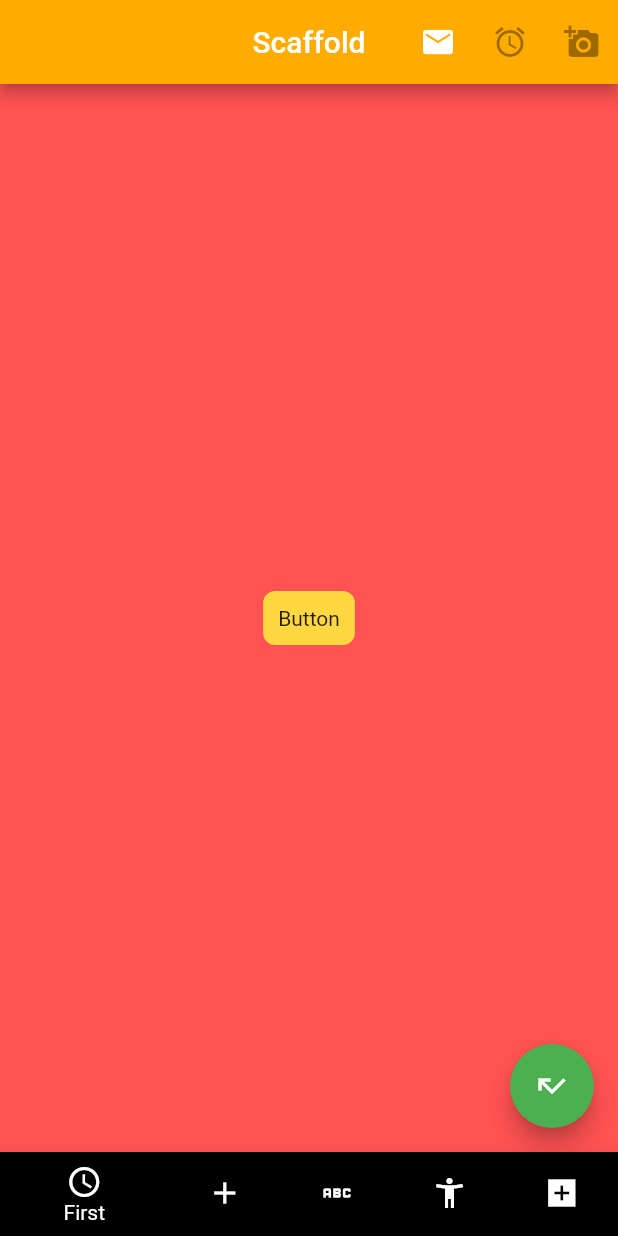
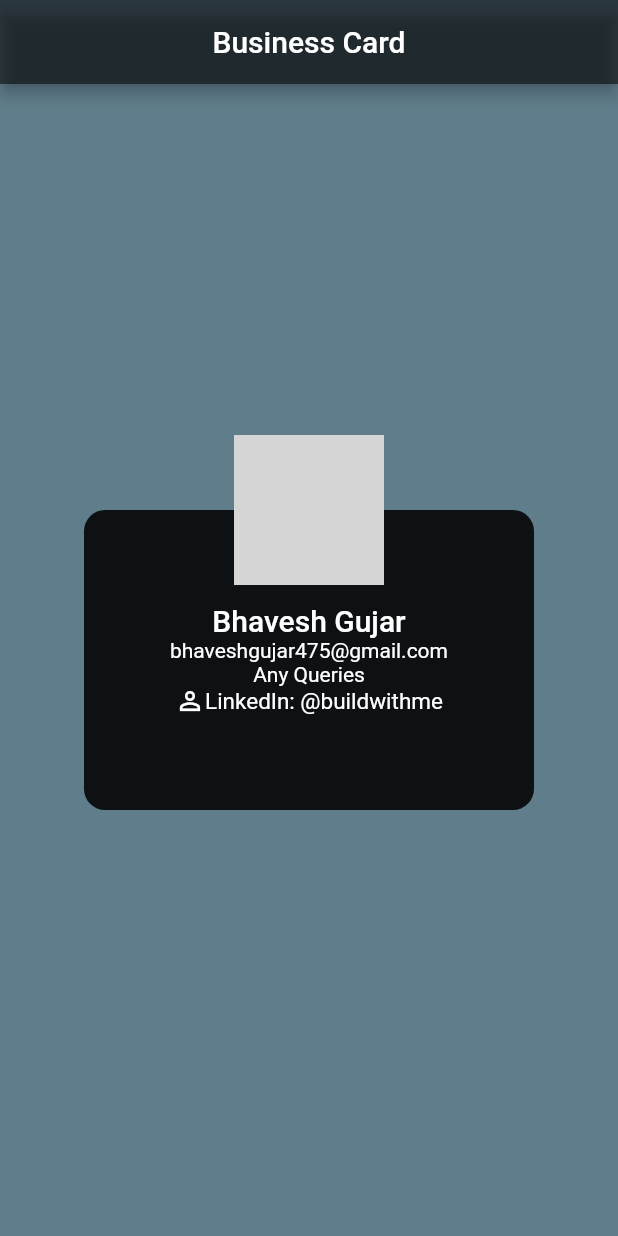
Before and after one commit to BhaveshGujar111/Flutter-learning, a Flutter app: the screen it shows after launch, on a phone screen of 412 x 824 dp. Run offline on Flutter 3.47's test engine with Material 2 defaults, Android fonts, the phone set to English and light mode, and no system bars; network calls fail; grey boxes are pictures that could not be loaded.

Commit message:
New Classes Added for Business Card!!!

```diff
--- a/learining_flutter/lib/main.dart
+++ b/learining_flutter/lib/main.dart
@@ -7,5 +7,5 @@ import 'ui/home.dart';
 // }
 
 void main() => runApp(const MaterialApp(
-  home: ScaffoldExample(),
+  home: BizCard(),
 ));
--- a/learining_flutter/lib/ui/home.dart
+++ b/learining_flutter/lib/ui/home.dart
@@ -1,11 +1,92 @@
+// import 'dart:html';
+
 import 'package:flutter/material.dart';
+
+
+class BizCard extends StatelessWidget {
+  const BizCard({Key? key}) : super(key: key);
+
+  @override
+  Widget build(BuildContext context) {
+    return Scaffold(
+      appBar: AppBar(
+        title: const Text("Business Card"),
+        centerTitle: true,
+        backgroundColor: Colors.black54,
+      ),
+      backgroundColor: Colors.blueGrey,
+      body: Container(
+        alignment: Alignment.center,
+        child: Stack(
+          alignment: Alignment.topCenter,
+          children: <Widget> [
+            _getCard(),
+            _getAvatar()
+          ],
+        ),
+      )
+    );
+  }
+
+  Container _getCard() {
+    return Container(
+      width: 300,
+      height: 200,
+      margin: const EdgeInsets.all(50),
+      decoration: BoxDecoration(
+        color: Colors.black87,
+        borderRadius: BorderRadius.circular(14)
+      ),
+      child: Column(
+        mainAxisAlignment: MainAxisAlignment.center,
+        children: <Widget> [
+          const Text("Bhavesh Gujar",
+          style: TextStyle(
+              color: Colors.white ,
+              fontSize: 20,
+              fontWeight: FontWeight.w500),),
+          const Text("bhaveshgujar475@gmail.com",
+            style: TextStyle(
+              color: Colors.white)
+          ),
+          const Text("Any Queries",
+            style: TextStyle(
+              color: Colors.white)
+          ),
+          Row(
+            mainAxisAlignment: MainAxisAlignment.center,
+            children: const <Widget> [
+              Icon(Icons.person_outline,
+                color: Colors.white,
+              size: 20,),
+
+              Text("LinkedIn: @buildwithme",
+                style: TextStyle(color: Colors.white, fontSize: 15),
+              ),
+
+            ],
+          )
+        ],
+      ),
+    );
+  }
+
+  Container _getAvatar() {
+    return Container(
+      width: 100,
+      height: 100,
+      decoration: BoxDecoration(
+        borderRadius: BorderRadius.all(Radius.circular(50)),
+        border: Border.all(color: Colors.white, width: 1.2),
+        image:const DecorationImage(image: NetworkImage("https://picsum.photos/300/300"),
+        fit: BoxFit.cover),
+      ),
+    );
+  }
+}
 
 class ScaffoldExample extends StatelessWidget {
   const ScaffoldExample({Key? key}) : super(key: key);
-
-  _tapButton() {
-    debugPrint("Tapped Button");
-  }
 
   @override
   Widget build(BuildContext context) {
@@ -16,8 +97,9 @@ class ScaffoldExample extends StatelessWidget {
         backgroundColor: Colors.amberAccent.shade700,
         actions: <Widget>[
           IconButton(onPressed: () => debugPrint("Email tapped"), icon: const Icon(Icons.email)),
-          IconButton(onPressed: _tapButton(), icon: const Icon(Icons.access_alarm)),
-          IconButton(onPressed: _tapButton(), icon: const Icon(Icons.add_a_photo)),
+          IconButton(onPressed: () => debugPrint("Alarm tapped"), icon: const Icon(Icons.access_alarm)),
+          IconButton(onPressed: () => debugPrint("Photo tapped"), icon: const Icon(Icons.add_a_photo)),
+          IconButton(onPressed: () => debugPrint("Account tapped"), icon: const Icon(Icons.account_balance)),
         ],
       ),
 
@@ -42,14 +124,6 @@ class ScaffoldExample extends StatelessWidget {
           children: const <Widget>[
 
             CustomButton()
-
-            // InkWell(
-            //   child: Text("Click me!",
-            //     style: TextStyle(fontSize:23.4),
-            //   ),
-            //   onTap: () => debugPrint("tapped..."),
-            //   borderRadius: BorderRadius.circular(50),
-            // )
           ],
 
         ),
```
